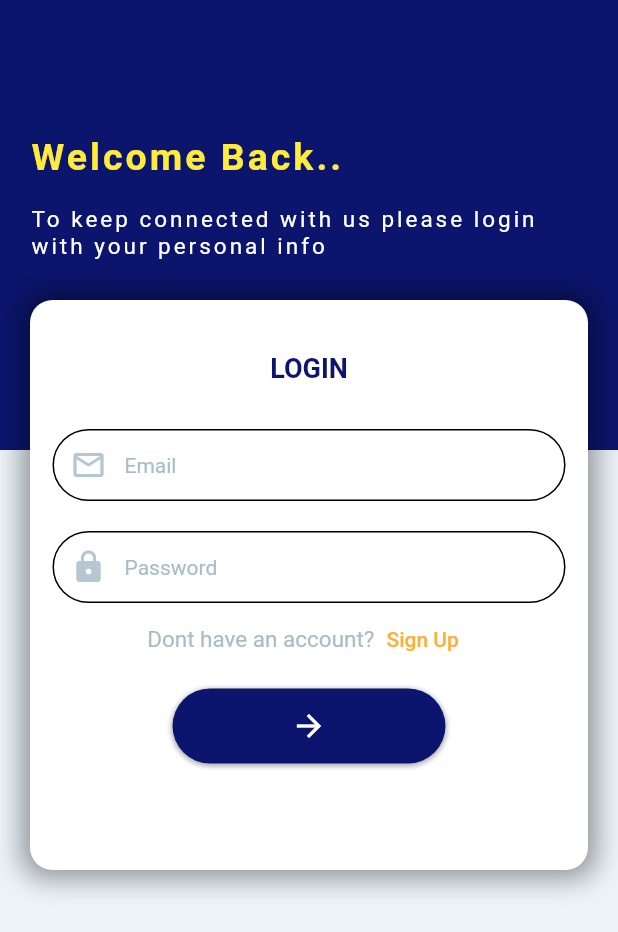
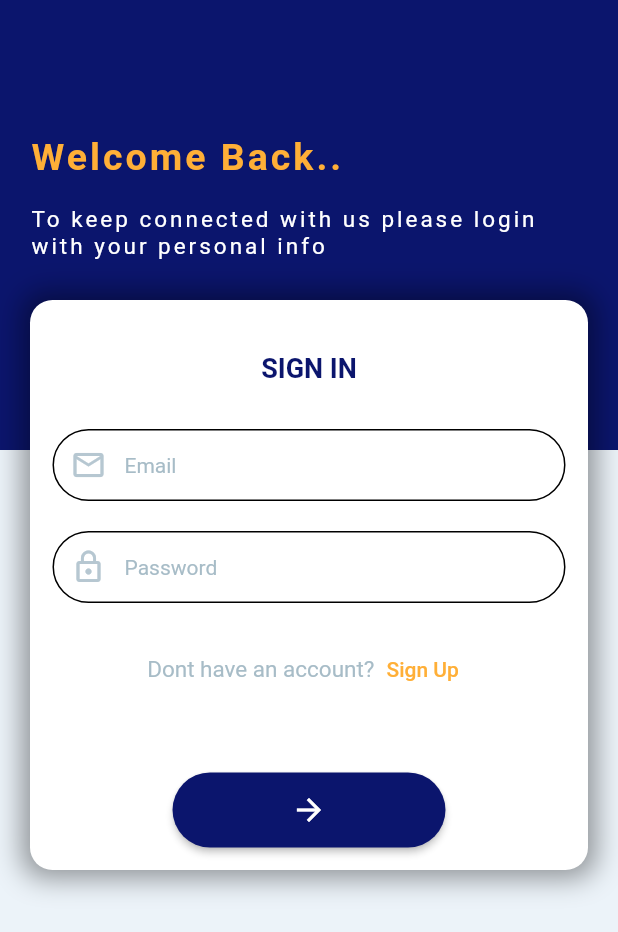
Before and after one commit to FithaAqyla/FinalExam_PencatatanKegiatanWFH, a Flutter app: the screen it shows after launch, after a tap on "LOGIN", on a phone screen of 412 x 824 dp. Shown: the top 932 px of the screen. Run offline on Flutter 3.47's test engine with Material 2 defaults, Android fonts, the phone set to English and light mode, and no system bars; our stand-ins replace cloud_firestore, firebase_auth, lottie; accounts and stored records are empty.

Commit message:
menambahkan elevatedbutton

```diff
--- a/lib/view/login.dart
+++ b/lib/view/login.dart
@@ -1,4 +1,5 @@
 import 'package:finalexamflutter/view/color.dart';
+import 'package:finalexamflutter/view/home_page_karyawan.dart';
 import 'package:finalexamflutter/view/registrasi.dart';
 import 'package:flutter/material.dart';
 
@@ -27,13 +28,14 @@ class _LoginPageState extends State<LoginPage> {
               child: Column(
                   crossAxisAlignment: CrossAxisAlignment.start,
                   children: [
+                    Container(),
                     RichText(
                         text: const TextSpan(
                             text: "Welcome Back..",
                             style: TextStyle(
                                 fontSize: 25,
                                 letterSpacing: 2,
-                                color: Colors.yellow,
+                                color: Color.fromARGB(255, 255, 175, 55),
                                 fontWeight: FontWeight.bold),
                             children: [
                           TextSpan(
@@ -74,7 +76,7 @@ class _LoginPageState extends State<LoginPage> {
                       mainAxisAlignment: MainAxisAlignment.center,
                       children: [
                         Text(
-                          'LOGIN',
+                          'SIGN IN',
                           style: const TextStyle(
                               fontSize: 18,
                               color: backgroundss,
@@ -109,7 +111,7 @@ class _LoginPageState extends State<LoginPage> {
                     const TextField(
                       decoration: InputDecoration(
                           prefixIcon: Icon(
-                            Icons.lock,
+                            Icons.lock_outline,
                             color: iconColor,
                           ),
                           enabledBorder: OutlineInputBorder(
@@ -124,6 +126,27 @@ class _LoginPageState extends State<LoginPage> {
                           hintStyle:
                               TextStyle(fontSize: 14, color: textColor1)),
                     ),
+                    const SizedBox(
+                      height: 20,
+                    ),
+                    // const TextField(
+                    //   decoration: InputDecoration(
+                    //       prefixIcon: Icon(
+                    //         Icons.person_2_outlined,
+                    //         color: iconColor,
+                    //       ),
+                    //       enabledBorder: OutlineInputBorder(
+                    //           borderRadius:
+                    //               BorderRadius.all(Radius.circular(30.0))),
+                    //       focusedBorder: OutlineInputBorder(
+                    //           borderSide: BorderSide(color: textColor1),
+                    //           borderRadius:
+                    //               BorderRadius.all(Radius.circular(35.0))),
+                    //       contentPadding: EdgeInsets.all(5),
+                    //       hintText: 'Admin/Karyawan',
+                    //       hintStyle:
+                    //           TextStyle(fontSize: 14, color: textColor1)),
+                    // ),
                     Row(
                       mainAxisAlignment: MainAxisAlignment.center,
                       children: [
@@ -151,7 +174,7 @@ class _LoginPageState extends State<LoginPage> {
             ),
           ),
           Positioned(
-              top: 444,
+              top: 500,
               right: 100,
               left: 100,
               child: Container(
@@ -162,21 +185,30 @@ class _LoginPageState extends State<LoginPage> {
                   color: Colors.white,
                   borderRadius: BorderRadius.circular(50),
                 ),
-                child: Container(
-                  decoration: BoxDecoration(
-                      color: backgroundss,
-                      // gradient: const LinearGradient(
-                      //     colors: [Colors.yellow, Colors.blue],
-                      //     begin: Alignment.topLeft,
-                      //     end: Alignment.bottomRight),
-                      borderRadius: BorderRadius.circular(30),
-                      boxShadow: [
-                        BoxShadow(
-                            color: Colors.black.withOpacity(.3),
-                            spreadRadius: 1,
-                            blurRadius: 2,
-                            offset: Offset(0, 1))
-                      ]),
+                child: ElevatedButton(
+                  style: ElevatedButton.styleFrom(
+                    shape: RoundedRectangleBorder(
+                        borderRadius: BorderRadius.circular(100)),
+                    backgroundColor: backgroundss,
+                  ),
+                  onPressed: () {
+                    Navigator.push(
+                        context,
+                        MaterialPageRoute(
+                            builder: (context) => const HomePageK()));
+                  },
+                  // decoration: BoxDecoration(
+
+                  //     color: backgroundss,
+
+                  //     borderRadius: BorderRadius.circular(30),
+                  //     boxShadow: [
+                  //       BoxShadow(
+                  //           color: Colors.black.withOpacity(.3),
+                  //           spreadRadius: 1,
+                  //           blurRadius: 2,
+                  //           offset: Offset(0, 1))
+                  //     ]),
                   child: Icon(
                     Icons.arrow_forward,
                     color: Colors.white,
```
